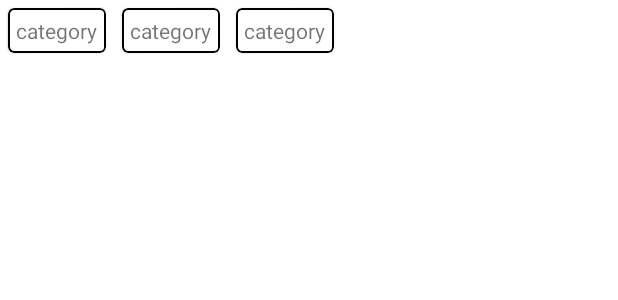
After one commit to rifkialdi/SemuraTalks, an Android app: the layout activity_news.xml on its own in the app's theme, with its tools: preview values and no code run, on a phone screen of 412 x 824 dp. The commit adds this screen. Shown: the top 300 px of the screen. Run offline under Robolectric (Android 15) with nearby library versions, the phone set to English and light mode, and no system bars.

Commit message:
second commit

```diff
--- a/app/src/main/AndroidManifest.xml
+++ b/app/src/main/AndroidManifest.xml
@@ -17,6 +17,9 @@
         android:usesCleartextTraffic="true"
         tools:targetApi="31">
         <activity
+            android:name=".NewsActivity"
+            android:exported="false" />
+        <activity
             android:name=".SearchNewsDetail"
             android:exported="false" />
         <activity
--- a/app/src/main/java/com/example/semuratalks/api/ApiConfig.kt
+++ b/app/src/main/java/com/example/semuratalks/api/ApiConfig.kt
@@ -7,14 +7,14 @@ import retrofit2.converter.gson.GsonConverterFactory
 
 class ApiConfig {
     companion object {
-        fun getApiService(): ApiService {
+        fun getApiService(baseUrl: String): ApiService {
             val interceptor = HttpLoggingInterceptor().setLevel(HttpLoggingInterceptor.Level.BODY)
             val client = OkHttpClient.Builder()
                 .addInterceptor(interceptor)
                 .build()
 
             val retrofit = Retrofit.Builder()
-                .baseUrl("https://newsapi.org/")
+                .baseUrl(baseUrl)
                 .addConverterFactory(GsonConverterFactory.create())
                 .client(client)
                 .build()
--- a/app/src/main/java/com/example/semuratalks/api/ApiService.kt
+++ b/app/src/main/java/com/example/semuratalks/api/ApiService.kt
@@ -10,4 +10,7 @@ interface ApiService {
     fun getAllplatform(
         @Query("q") q: String
     ): Call<Articles>
+
+    @GET("https://api-berita-indonesia.vercel.app/")
+    fun getDataPlatform(): Call<ResponseNews>
 }
--- /dev/null
+++ b/app/src/main/res/layout/activity_news.xml
@@ -0,0 +1,19 @@
+<?xml version="1.0" encoding="utf-8"?>
+<androidx.constraintlayout.widget.ConstraintLayout xmlns:android="http://schemas.android.com/apk/res/android"
+    xmlns:app="http://schemas.android.com/apk/res-auto"
+    xmlns:tools="http://schemas.android.com/tools"
+    android:layout_width="match_parent"
+    android:layout_height="match_parent"
+    tools:context=".NewsActivity">
+
+    <androidx.recyclerview.widget.RecyclerView
+        android:layout_width="0dp"
+        android:layout_height="wrap_content"
+        android:id="@+id/idrv_categorynews"
+        tools:listitem="@layout/item_news"
+        app:layoutManager="androidx.recyclerview.widget.LinearLayoutManager"
+        android:orientation="horizontal"
+        app:layout_constraintStart_toStartOf="parent"
+        app:layout_constraintEnd_toEndOf="parent"
+        app:layout_constraintTop_toTopOf="parent"/>
+</androidx.constraintlayout.widget.ConstraintLayout>
--- /dev/null
+++ b/app/src/main/res/layout/item_news.xml
@@ -0,0 +1,27 @@
+<?xml version="1.0" encoding="utf-8"?>
+<LinearLayout xmlns:android="http://schemas.android.com/apk/res/android"
+    android:layout_width="wrap_content"
+    android:layout_height="wrap_content"
+    xmlns:app="http://schemas.android.com/apk/res-auto"
+    xmlns:tools="http://schemas.android.com/tools">
+
+    <com.google.android.material.card.MaterialCardView
+        android:layout_width="wrap_content"
+        android:layout_height="wrap_content"
+        app:strokeWidth="1dp"
+        app:strokeColor="@color/black"
+        android:layout_margin="5dp">
+
+        <LinearLayout
+            android:layout_width="wrap_content"
+            android:layout_height="wrap_content"
+            android:padding="5dp"
+            android:gravity="center">
+
+            <TextView
+                android:layout_width="wrap_content"
+                android:layout_height="wrap_content"
+                tools:text="category"/>
+        </LinearLayout>
+    </com.google.android.material.card.MaterialCardView>
+</LinearLayout>
```
Also changed, not shown: app/src/main/java/com/example/semuratalks/DashboardActivity.kt (+39 -10 lines), app/src/main/java/com/example/semuratalks/NewsActivity.kt (added, +16 -0 lines), app/src/main/java/com/example/semuratalks/adapter/DashboardAdapter.kt (+8 -1 lines), app/src/main/java/com/example/semuratalks/adapter/NewsAdapter.kt (added, +22 -0 lines), app/src/main/java/com/example/semuratalks/api/ResponseNews.kt (renamed from app/src/main/java/com/example/semuratalks/api/Response.kt, +9 -9 lines).
